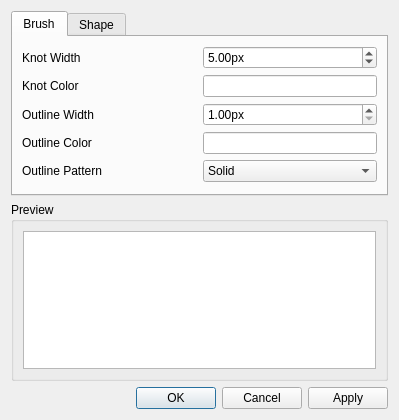
Before: the Qt Designer form src/dialogs/style_dialog.ui in mbasaglia/Knotter, drawn with Qt 5.
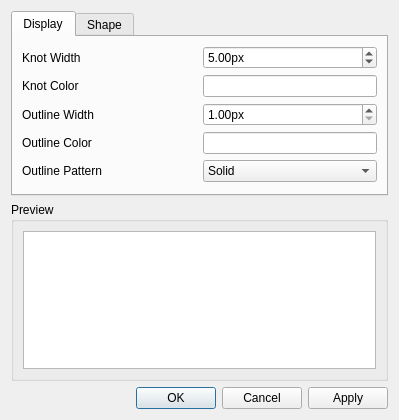
After: the same form once the commit is applied. Icons and pictures are not drawn. Custom widgets are drawn as their Qt base class.

```diff
--- a/src/dialogs/style_dialog.ui
+++ b/src/dialogs/style_dialog.ui
@@ -59,7 +59,7 @@
      </property>
      <widget class="QWidget" name="tab">
       <attribute name="title">
-       <string>Brush</string>
+       <string>Display</string>
       </attribute>
       <layout class="QGridLayout" name="gridLayout_3">
        <item row="0" column="0">
```
